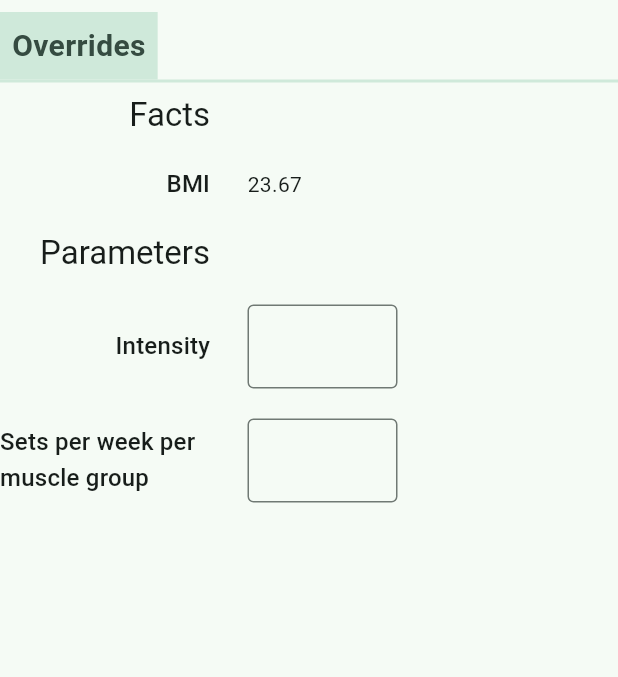
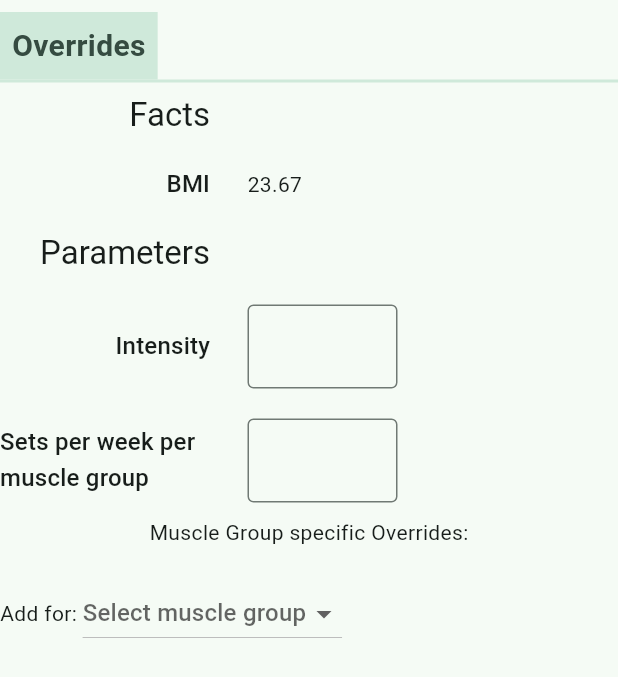
Before and after one commit to Dieterbe/body.build, a Flutter app: the ProgrammerSetupParamOverrides widget shown alone on an empty page, opened directly, on a phone screen of 412 x 824 dp. Shown: the top 677 px of the screen. Run offline on Flutter 3.47's test engine with Material 3 defaults, Android fonts, the phone set to English and light mode, and no system bars; our stand-ins replace flutter_markdown, flutter_riverpod, go_router, riverpod_annotation; missing offline and left inert: iconify_flutter; generated files the repository leaves out were written again.

Commit message:
allow overriding volume for specific muscle groups

```diff
--- a/lib/model/programmer/parameter_overrides.dart
+++ b/lib/model/programmer/parameter_overrides.dart
@@ -1,17 +1,41 @@
+import 'package:ptc/data/programmer/groups.dart';
+
+class MuscleGroupOverride {
+  final ProgramGroup group;
+  final int sets;
+
+  MuscleGroupOverride(this.group, this.sets);
+}
+
 class ParameterOverrides {
   late List<int>? intensities;
   late int? setsPerweekPerMuscleGroup;
+  late List<MuscleGroupOverride>? muscleGroupOverrides;
 
-  ParameterOverrides({this.intensities, this.setsPerweekPerMuscleGroup});
+  ParameterOverrides({
+    this.intensities,
+    this.setsPerweekPerMuscleGroup,
+    this.muscleGroupOverrides,
+  });
+
   // explicitly specify all fields. useful for copying an override structure into another
   // if we want to explicitly set certain fields to their null values, we can't use copyWith()
-  ParameterOverrides.full(this.intensities, this.setsPerweekPerMuscleGroup);
+  ParameterOverrides.full(
+    this.intensities,
+    this.setsPerweekPerMuscleGroup,
+    this.muscleGroupOverrides,
+  );
 
-  ParameterOverrides copyWith(
-      {List<int>? intensities, int? setsPerweekPerMuscleGroup}) {
+  ParameterOverrides copyWith({
+    List<int>? intensities,
+    int? setsPerweekPerMuscleGroup,
+    List<MuscleGroupOverride>? muscleGroupOverrides,
+  }) {
     return ParameterOverrides()
       ..intensities = intensities ?? this.intensities
       ..setsPerweekPerMuscleGroup =
-          setsPerweekPerMuscleGroup ?? this.setsPerweekPerMuscleGroup;
+          setsPerweekPerMuscleGroup ?? this.setsPerweekPerMuscleGroup
+      ..muscleGroupOverrides =
+          muscleGroupOverrides ?? this.muscleGroupOverrides;
   }
 }
--- a/lib/ui/programmer/page/programmer_setup_params_overrides.dart
+++ b/lib/ui/programmer/page/programmer_setup_params_overrides.dart
@@ -1,5 +1,6 @@
 import 'package:flutter/material.dart';
 import 'package:flutter_riverpod/flutter_riverpod.dart';
+import 'package:ptc/data/programmer/groups.dart';
 import 'package:ptc/ui/programmer/widget/label_bar.dart';
 import 'package:ptc/ui/programmer/widget/widgets.dart';
 import 'package:ptc/util/formulas.dart';
@@ -17,6 +18,14 @@ class ProgrammerSetupParamOverrides extends ConsumerWidget {
     final setup = ref.watch(setupProvider);
     final notifier = ref.read(setupProvider.notifier);
     final bmi = calcBMI(setup.weight, setup.length);
+
+    // Get the list of available program groups (those not already overridden)
+    final availableGroups = setup.paramOverrides.muscleGroupOverrides == null
+        ? ProgramGroup.values
+        : ProgramGroup.values.where((group) => !setup
+            .paramOverrides.muscleGroupOverrides!
+            .any((override) => override.group == group));
+
     return Column(
       children: [
         const LabelBar('Overrides'),
@@ -79,6 +88,69 @@ class ProgrammerSetupParamOverrides extends ConsumerWidget {
             ),
           ),
         ]),
+        const SizedBox(height: 10),
+        // Muscle group overrides section
+        const Text('Muscle Group specific Overrides:'),
+
+        if (availableGroups.isNotEmpty) ...[
+          const SizedBox(height: 20),
+          Row(
+            children: [
+              const Text('Add for: '),
+              DropdownButton<ProgramGroup>(
+                value: null,
+                hint: const Text('Select muscle group'),
+                items: availableGroups
+                    .map((group) => DropdownMenuItem(
+                          value: group,
+                          child: Text(group.name),
+                        ))
+                    .toList(),
+                onChanged: (group) {
+                  if (group != null) {
+                    notifier.addMuscleGroupOverride(group);
+                  }
+                },
+              ),
+            ],
+          ),
+        ],
+        if (setup.paramOverrides.muscleGroupOverrides?.isNotEmpty == true) ...[
+          const SizedBox(height: 10),
+          const SizedBox(height: 10),
+          ...setup.paramOverrides.muscleGroupOverrides!.map(
+            (override) => Padding(
+              padding: const EdgeInsets.only(bottom: 8.0),
+              child: Row(
+                children: [
+                  SizedBox(
+                    width: 140,
+                    child: Text('  ${override.group.name}'),
+                  ),
+                  const SizedBox(width: 25),
+                  SizedBox(
+                    width: 100,
+                    child: TextFormField(
+                      initialValue: override.sets.toString(),
+                      keyboardType: TextInputType.number,
+                      autovalidateMode: AutovalidateMode.always,
+                      decoration:
+                          const InputDecoration(border: OutlineInputBorder()),
+                      validator: notifier.setsPerWeekPerMuscleGroupValidator,
+                      onChanged: (value) =>
+                          notifier.updateMuscleGroupOverride(override.group, value),
+                    ),
+                  ),
+                  IconButton(
+                    icon: const Icon(Icons.delete),
+                    onPressed: () =>
+                        notifier.removeMuscleGroupOverride(override.group),
+                  ),
+                ],
+              ),
+            ),
+          ),
+        ],
       ],
     );
   }
```
Also changed, not shown: lib/data/programmer/setup.dart (+47 -3 lines).
